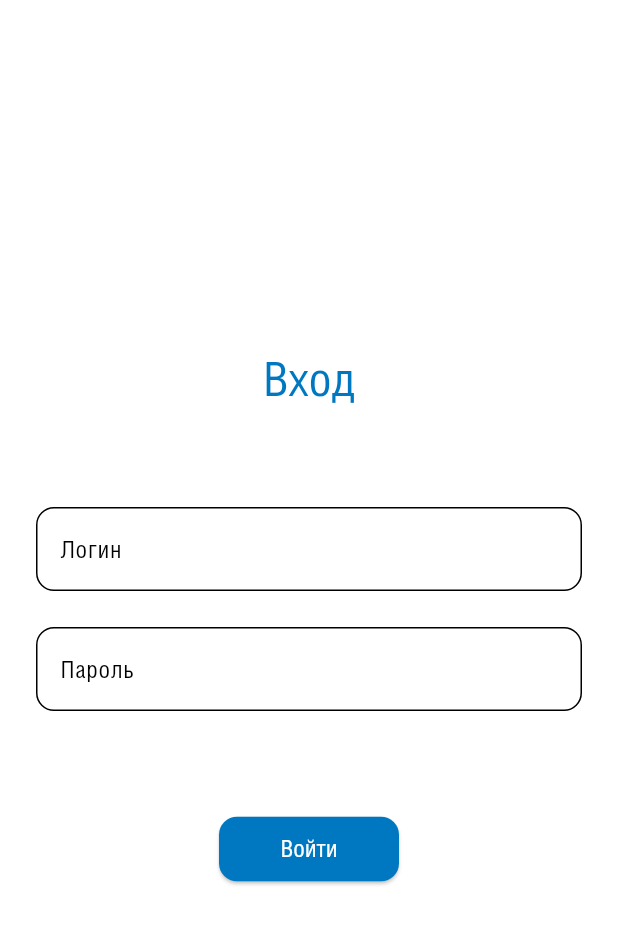
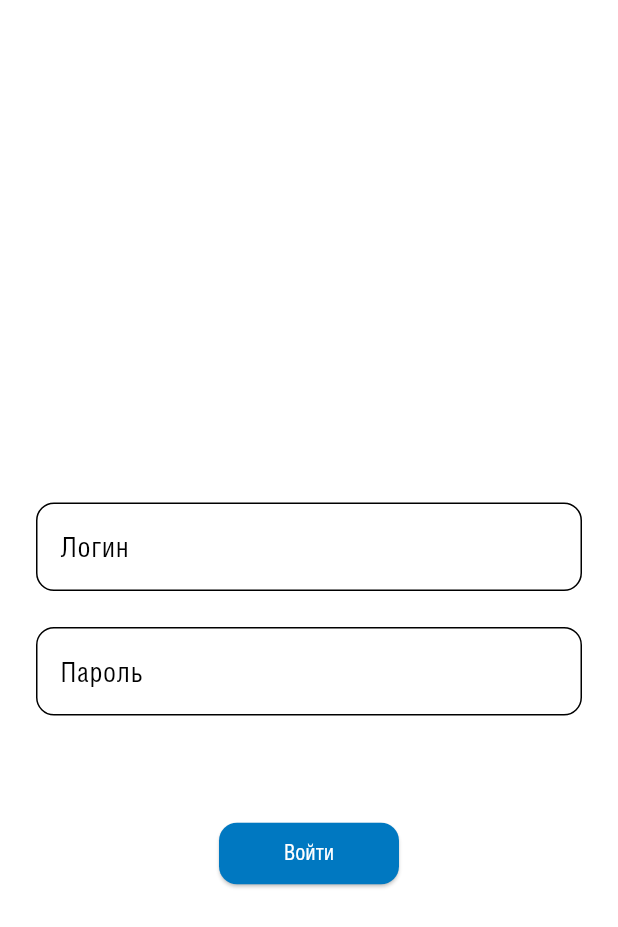
Before and after one commit to anya169/employees-reward-system, a Flutter app: the screen it shows after launch, on a phone screen of 412 x 824 dp. Shown: the top 927 px of the screen. Run offline on Flutter 3.47's test engine with Material 3 defaults, Android fonts, the phone set to English and light mode, and no system bars; our stand-ins replace flutter_bloc, shared_preferences, supabase_flutter; accounts and stored records are empty.

Commit message:
Изменены стили, навигация Добавлена дополнительная информация в карточку сотрудника

```diff
--- a/lib/repositories/auth_repository.dart
+++ b/lib/repositories/auth_repository.dart
@@ -17,7 +17,9 @@
           'p_password': password,
         },
       );
-
+      print('Raw response from RPC: $response');  // ← что приходит?
+      print('Response type: ${response.runtimeType}');  // ← какого типа?
+      print('Response isNotEmpty: ${response != null && response.isNotEmpty}');
       if (response != null && response.isNotEmpty) {
         await _saveUserId(response[0]['id']);
         return response[0];
--- a/lib/screens/cubits/account_screen_cubit.dart
+++ b/lib/screens/cubits/account_screen_cubit.dart
@@ -6,6 +6,9 @@
       : super(AccountInfoState(
         fullname: user['full_name'],
         points: user['points'] ?? 0,
+        currentPoints: user['current_points'] ?? 0,
+        branch: user['branch'],
+        position: user['position']
       )
   );
 }
--- a/lib/screens/cubits/account_screen_state.dart
+++ b/lib/screens/cubits/account_screen_state.dart
@@ -3,9 +3,16 @@
 class AccountInfoState extends AccountState {
   final String fullname;
   final int points;
+  final int currentPoints;
+  final String? branch;
+  final String? position;
 
   AccountInfoState({
     required this.fullname,
-    required this.points
+    required this.points,
+    required this.currentPoints,
+    this.position,
+    this.branch,
+
   });
 }
--- a/lib/screens/cubits/auth_screen_cubit.dart
+++ b/lib/screens/cubits/auth_screen_cubit.dart
@@ -86,7 +86,6 @@
   Future<void> login() async {
     final currentState = state;
     if (currentState is! AuthFormDataState) return;
-
     if (!_validateForm(currentState)) return;
 
     _lastFormState = currentState;
--- a/lib/styles/app_colors.dart
+++ b/lib/styles/app_colors.dart
@@ -3,7 +3,7 @@
 class AppColors {
   static const Color blue = Color(0xFF0078C1);
   static const Color blueLight = Color(0xFF018EE3);
-  static const Color blueExtraLight = Color(0xFF8FCCF3);
+  static const Color blueExtraLight = Color(0xFF8AD1FF);
   static const Color white = Colors.white;
   static const Color grey = Color(0xFFBDBEC2);
 
--- a/lib/styles/theme.dart
+++ b/lib/styles/theme.dart
@@ -3,10 +3,11 @@
 
 class AppTheme {
   static const TextTheme _textTheme = TextTheme(
-    displayLarge: TextStyle(fontSize: 32, color: AppColors.blue),
-    bodyLarge: TextStyle(fontSize: 16, color: AppColors.blue),
-    bodyMedium: TextStyle(fontSize: 14, color: AppColors.blue),
-    labelMedium: TextStyle(fontSize: 16),
+    displayLarge: TextStyle(fontSize: 32, color: AppColors.white),
+    displayMedium: TextStyle(fontSize: 24, color: AppColors.white),
+    bodyLarge: TextStyle(fontSize: 18, color: AppColors.white),
+    bodyMedium: TextStyle(fontSize: 16, color: AppColors.white),
+    labelMedium: TextStyle(fontSize: 14, color: AppColors.white),
     labelSmall: TextStyle(fontSize: 14, color: AppColors.grey),
   );
 
```
Also changed, not shown: lib/components/info_card.dart (added, +42 -0 lines), lib/components/navigation.dart (deleted, +0 -48 lines), lib/screens/account_screen.dart (+18 -6 lines), lib/screens/main_screen.dart (+23 -7 lines).
